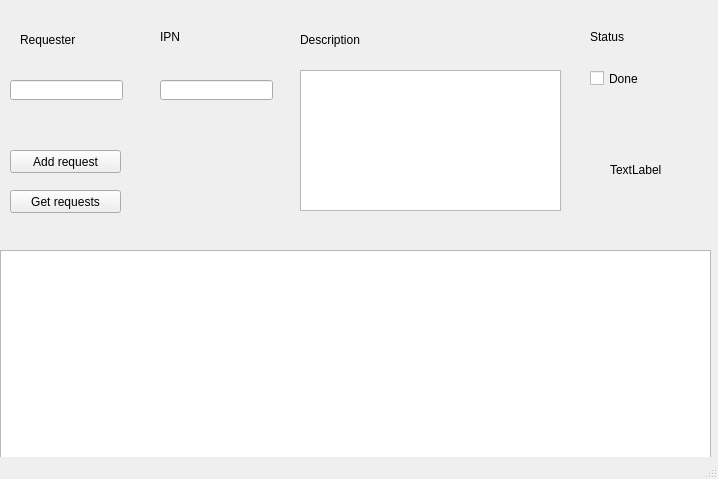
The window that src/mainwindow.ui (Partunaks/request_manager) describes before a commit, drawn with Qt 5.
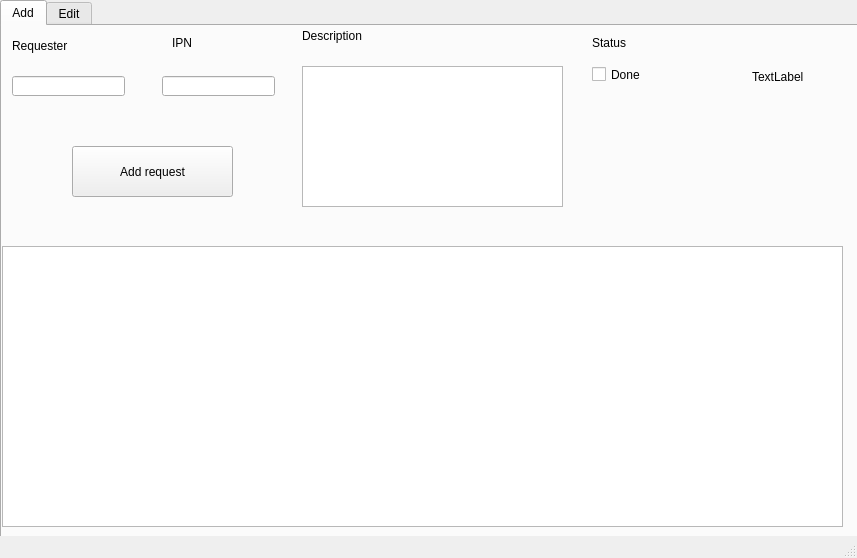
The same window after the commit.

Diff of the .ui file:
```diff
--- a/src/mainwindow.ui
+++ b/src/mainwindow.ui
@@ -6,163 +6,232 @@
    <rect>
     <x>0</x>
     <y>0</y>
-    <width>718</width>
-    <height>479</height>
+    <width>857</width>
+    <height>558</height>
    </rect>
   </property>
   <property name="maximumSize">
    <size>
-    <width>718</width>
-    <height>479</height>
+    <width>857</width>
+    <height>558</height>
    </size>
   </property>
   <property name="windowTitle">
    <string>MainWindow</string>
   </property>
   <widget class="QWidget" name="centralWidget">
-   <widget class="QLabel" name="requester">
+   <widget class="QTabWidget" name="tabWidget">
     <property name="geometry">
      <rect>
-      <x>20</x>
-      <y>30</y>
-      <width>121</width>
-      <height>20</height>
+      <x>0</x>
+      <y>0</y>
+      <width>861</width>
+      <height>561</height>
      </rect>
     </property>
-    <property name="text">
-     <string>&lt;html&gt;&lt;head/&gt;&lt;body&gt;&lt;p&gt;Requester&lt;/p&gt;&lt;/body&gt;&lt;/html&gt;</string>
+    <property name="currentIndex">
+     <number>0</number>
     </property>
-   </widget>
-   <widget class="QLabel" name="label_2">
-    <property name="geometry">
-     <rect>
-      <x>160</x>
-      <y>30</y>
-      <width>47</width>
-      <height>13</height>
-     </rect>
-    </property>
-    <property name="text">
-     <string>IPN</string>
-    </property>
-   </widget>
-   <widget class="QLabel" name="label_3">
-    <property name="geometry">
-     <rect>
-      <x>300</x>
-      <y>30</y>
-      <width>101</width>
-      <height>20</height>
-     </rect>
-    </property>
-    <property name="text">
-     <string>Description</string>
-    </property>
-   </widget>
-   <widget class="QLabel" name="label">
-    <property name="geometry">
-     <rect>
-      <x>590</x>
-      <y>30</y>
-      <width>47</width>
-      <height>13</height>
-     </rect>
-    </property>
-    <property name="text">
-     <string>Status</string>
-    </property>
-   </widget>
-   <widget class="QLineEdit" name="requester_l">
-    <property name="geometry">
-     <rect>
-      <x>10</x>
-      <y>80</y>
-      <width>113</width>
-      <height>20</height>
-     </rect>
-    </property>
-   </widget>
-   <widget class="QLineEdit" name="ipn_l">
-    <property name="geometry">
-     <rect>
-      <x>160</x>
-      <y>80</y>
-      <width>113</width>
-      <height>20</height>
-     </rect>
-    </property>
-   </widget>
-   <widget class="QCheckBox" name="status_box">
-    <property name="geometry">
-     <rect>
-      <x>590</x>
-      <y>70</y>
-      <width>70</width>
-      <height>17</height>
-     </rect>
-    </property>
-    <property name="text">
-     <string>Done</string>
-    </property>
-   </widget>
+    <widget class="QWidget" name="tab">
+     <attribute name="title">
+      <string>Add</string>
+     </attribute>
    <widget class="QTextEdit" name="description_t">
     <property name="geometry">
      <rect>
       <x>300</x>
-      <y>70</y>
+        <y>40</y>
       <width>261</width>
       <height>141</height>
      </rect>
     </property>
    </widget>
+     <widget class="QLabel" name="label">
+      <property name="geometry">
+       <rect>
+        <x>590</x>
+        <y>10</y>
+        <width>47</width>
+        <height>13</height>
+       </rect>
+      </property>
+      <property name="text">
+       <string>Status</string>
+      </property>
+     </widget>
+     <widget class="QLabel" name="label_2">
+      <property name="geometry">
+       <rect>
+        <x>170</x>
+        <y>10</y>
+        <width>47</width>
+        <height>13</height>
+       </rect>
+      </property>
+      <property name="text">
+       <string>IPN</string>
+      </property>
+     </widget>
+     <widget class="QLineEdit" name="ipn_l">
+      <property name="geometry">
+       <rect>
+        <x>160</x>
+        <y>50</y>
+        <width>113</width>
+        <height>20</height>
+       </rect>
+      </property>
+     </widget>
    <widget class="QPushButton" name="add_b">
     <property name="geometry">
      <rect>
-      <x>10</x>
-      <y>150</y>
-      <width>111</width>
-      <height>23</height>
+        <x>70</x>
+        <y>120</y>
+        <width>161</width>
+        <height>51</height>
      </rect>
     </property>
     <property name="text">
      <string>Add request</string>
     </property>
    </widget>
-   <widget class="QPushButton" name="get_b">
+     <widget class="QLineEdit" name="requester_l">
     <property name="geometry">
      <rect>
       <x>10</x>
-      <y>190</y>
-      <width>111</width>
-      <height>23</height>
-     </rect>
-    </property>
-    <property name="text">
-     <string>Get requests</string>
-    </property>
+        <y>50</y>
+        <width>113</width>
+        <height>20</height>
+       </rect>
+      </property>
    </widget>
    <widget class="QTableView" name="table_v">
     <property name="geometry">
      <rect>
       <x>0</x>
-      <y>250</y>
-      <width>711</width>
-      <height>211</height>
+        <y>220</y>
+        <width>841</width>
+        <height>281</height>
      </rect>
     </property>
    </widget>
+     <widget class="QLabel" name="requester">
+      <property name="geometry">
+       <rect>
+        <x>10</x>
+        <y>10</y>
+        <width>121</width>
+        <height>20</height>
+       </rect>
+      </property>
+      <property name="text">
+       <string>&lt;html&gt;&lt;head/&gt;&lt;body&gt;&lt;p&gt;Requester&lt;/p&gt;&lt;/body&gt;&lt;/html&gt;</string>
+      </property>
+     </widget>
    <widget class="QLabel" name="picture_l">
     <property name="geometry">
      <rect>
-      <x>610</x>
-      <y>160</y>
-      <width>62</width>
+        <x>750</x>
+        <y>0</y>
+        <width>101</width>
+        <height>101</height>
+       </rect>
+      </property>
+      <property name="text">
+       <string>TextLabel</string>
+      </property>
+     </widget>
+     <widget class="QCheckBox" name="status_box">
+      <property name="geometry">
+       <rect>
+        <x>590</x>
+        <y>40</y>
+        <width>70</width>
+        <height>17</height>
+       </rect>
+      </property>
+      <property name="text">
+       <string>Done</string>
+      </property>
+     </widget>
+     <widget class="QLabel" name="label_3">
+      <property name="geometry">
+       <rect>
+        <x>300</x>
+        <y>0</y>
+        <width>101</width>
       <height>20</height>
      </rect>
     </property>
     <property name="text">
+       <string>Description</string>
+      </property>
+     </widget>
+    </widget>
+    <widget class="QWidget" name="tab_2">
+     <attribute name="title">
+      <string>Edit</string>
+     </attribute>
+     <widget class="QLabel" name="requester_2">
+      <property name="geometry">
+       <rect>
+        <x>20</x>
+        <y>20</y>
+        <width>121</width>
+        <height>20</height>
+       </rect>
+      </property>
+      <property name="text">
+       <string>&lt;html&gt;&lt;head/&gt;&lt;body&gt;&lt;p&gt;Requester&lt;/p&gt;&lt;/body&gt;&lt;/html&gt;</string>
+      </property>
+     </widget>
+     <widget class="QLineEdit" name="ipn_l_2">
+      <property name="geometry">
+       <rect>
+        <x>170</x>
+        <y>60</y>
+        <width>113</width>
+        <height>20</height>
+       </rect>
+      </property>
+     </widget>
+     <widget class="QLineEdit" name="requester_l_2">
+      <property name="geometry">
+       <rect>
+        <x>20</x>
+        <y>60</y>
+        <width>113</width>
+        <height>20</height>
+       </rect>
+      </property>
+     </widget>
+     <widget class="QLabel" name="picture_l_2">
+      <property name="geometry">
+       <rect>
+        <x>750</x>
+        <y>0</y>
+        <width>101</width>
+        <height>101</height>
+       </rect>
+      </property>
+      <property name="text">
      <string>TextLabel</string>
     </property>
+     </widget>
+     <widget class="QLabel" name="label_6">
+      <property name="geometry">
+       <rect>
+        <x>180</x>
+        <y>20</y>
+        <width>47</width>
+        <height>13</height>
+       </rect>
+      </property>
+      <property name="text">
+       <string>IPN</string>
+      </property>
+     </widget>
+    </widget>
    </widget>
   </widget>
   <widget class="QStatusBar" name="statusBar"/>
```
Left out of the diff: 2 changed lines with no effect on the pictures. Lines whose indentation alone changed are shown as unchanged.
